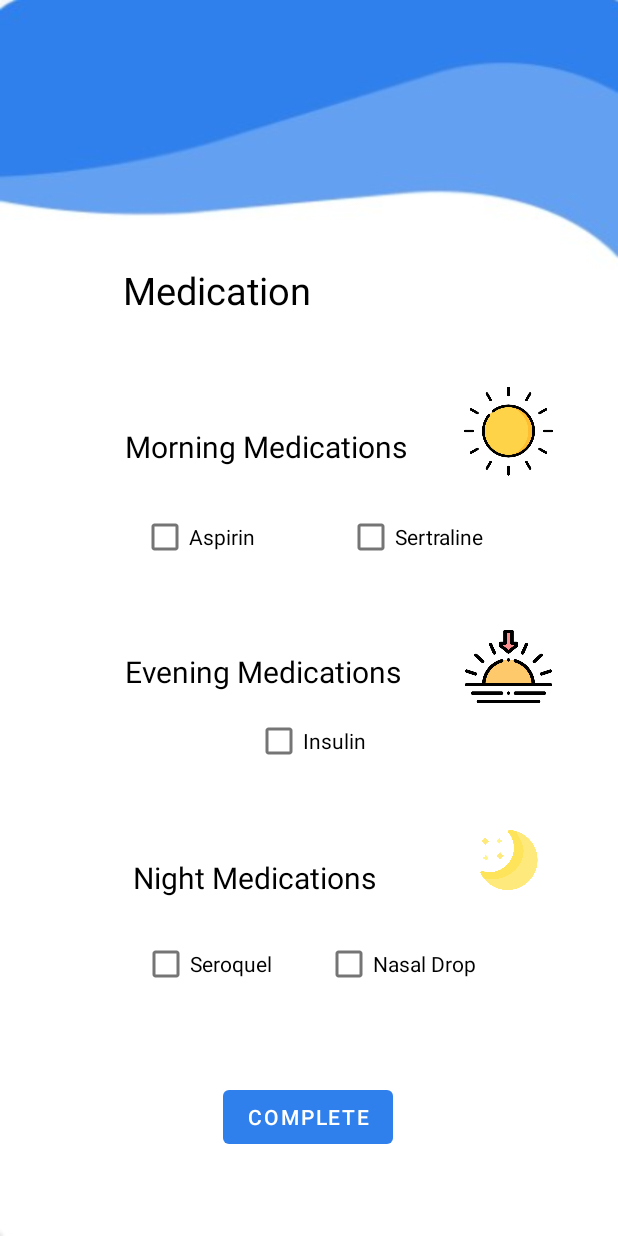
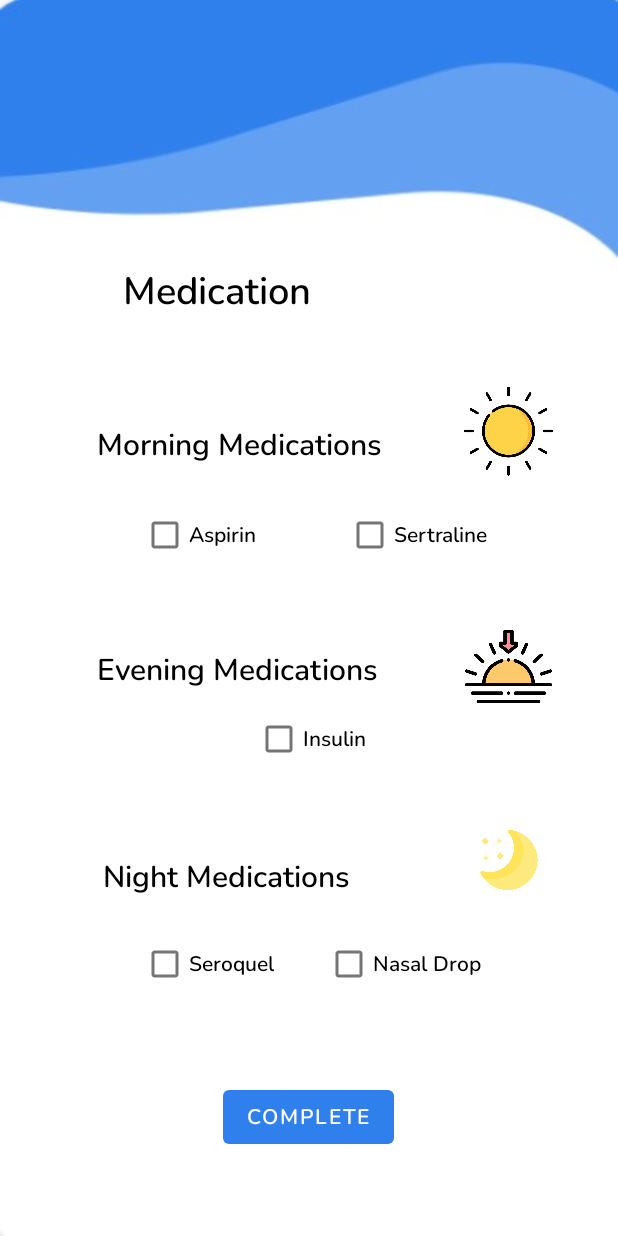
Before and after one commit to qyyao/Stormhacks2021, an Android app: the MedicationActivity screen opened directly, with no data from a screen before it, on a phone screen of 412 x 824 dp. Run offline under Robolectric (Android 15) with nearby library versions, the phone set to English and light mode, and no system bars; 1 statement that could not run was skipped.

Commit message:
changed fonts

```diff
--- a/app/src/main/res/layout/activity_medication.xml
+++ b/app/src/main/res/layout/activity_medication.xml
@@ -15,6 +15,7 @@
         android:textColor="#000000"
         android:textIsSelectable="false"
         android:textSize="25sp"
+        android:fontFamily="@font/nunito_semibold"
 
         app:layout_constraintBottom_toBottomOf="parent"
         app:layout_constraintEnd_toEndOf="parent"
@@ -28,6 +29,7 @@
         android:layout_width="wrap_content"
         android:layout_height="wrap_content"
         android:text="Sertraline"
+        android:fontFamily="@font/nunito_semibold"
         app:layout_constraintBottom_toTopOf="@+id/editTextTextPersonName3"
         app:layout_constraintEnd_toEndOf="parent"
         app:layout_constraintHorizontal_bias="0.409"
@@ -40,6 +42,7 @@
         android:layout_width="wrap_content"
         android:layout_height="wrap_content"
         android:text="Complete"
+        android:fontFamily="@font/nunito_semibold"
         app:backgroundTint="#2F80EC"
         app:layout_constraintBottom_toBottomOf="parent"
         app:layout_constraintEnd_toEndOf="parent"
@@ -53,6 +56,7 @@
         android:layout_width="wrap_content"
         android:layout_height="wrap_content"
         android:text="Nasal Drop"
+        android:fontFamily="@font/nunito_semibold"
         app:layout_constraintBottom_toTopOf="@+id/medication_submit_btn"
         app:layout_constraintEnd_toEndOf="parent"
         app:layout_constraintHorizontal_bias="0.273"
@@ -69,6 +73,7 @@
         android:text="Night Medications"
         android:textColor="#000000"
         android:textSize="20sp"
+        android:fontFamily="@font/nunito_semibold"
         app:layout_constraintBottom_toTopOf="@+id/medication_submit_btn"
         app:layout_constraintEnd_toEndOf="parent"
         app:layout_constraintHorizontal_bias="0.497"
@@ -82,6 +87,7 @@
         android:layout_height="wrap_content"
         android:ems="10"
         android:text="Morning Medications"
+        android:fontFamily="@font/nunito_semibold"
         android:textColor="#000000"
         android:textSize="20sp"
         app:layout_constraintBottom_toTopOf="@+id/editTextTextPersonName3"
@@ -96,6 +102,7 @@
         android:layout_width="wrap_content"
         android:layout_height="wrap_content"
         android:text="Seroquel"
+        android:fontFamily="@font/nunito_semibold"
         app:layout_constraintBottom_toTopOf="@+id/medication_submit_btn"
         app:layout_constraintEnd_toEndOf="parent"
         app:layout_constraintHorizontal_bias="0.291"
@@ -111,6 +118,7 @@
         android:text="Evening Medications"
         android:textColor="#000000"
         android:textSize="20sp"
+        android:fontFamily="@font/nunito_semibold"
         app:layout_constraintBottom_toTopOf="@+id/editTextTextPersonName2"
         app:layout_constraintEnd_toEndOf="parent"
         app:layout_constraintHorizontal_bias="0.468"
@@ -123,6 +131,7 @@
         android:layout_width="wrap_content"
         android:layout_height="wrap_content"
         android:text="Insulin"
+        android:fontFamily="@font/nunito_semibold"
         app:layout_constraintBottom_toTopOf="@+id/editTextTextPersonName2"
         app:layout_constraintEnd_toEndOf="parent"
         app:layout_constraintHorizontal_bias="0.502"
@@ -135,6 +144,7 @@
         android:layout_width="wrap_content"
         android:layout_height="wrap_content"
         android:text="Aspirin"
+        android:fontFamily="@font/nunito_semibold"
         app:layout_constraintBottom_toTopOf="@+id/editTextTextPersonName3"
         app:layout_constraintEnd_toEndOf="parent"
         app:layout_constraintHorizontal_bias="0.28"
--- a/app/src/main/res/layout/activity_senior_profile_page.xml
+++ b/app/src/main/res/layout/activity_senior_profile_page.xml
@@ -17,6 +17,7 @@
         android:layout_marginEnd="32dp"
         android:layout_marginRight="32dp"
         android:text="TextView"
+        android:fontFamily="@font/nunito_semibold"
         android:textColor="#FFFFFF"
         android:textSize="36sp"
         app:layout_constraintEnd_toEndOf="parent"
@@ -46,6 +47,7 @@
         android:layout_height="wrap_content"
         android:layout_marginTop="16dp"
         android:text="TextView"
+        android:fontFamily="@font/nunito_semibold"
         android:textColor="#000000"
         android:textSize="30sp"
         app:layout_constraintEnd_toEndOf="parent"
@@ -69,6 +71,7 @@
         android:layout_height="wrap_content"
         android:layout_marginTop="16dp"
         android:text="Medications"
+        android:fontFamily="@font/nunito_semibold"
         android:textColor="#000000"
         android:textSize="24sp"
         app:layout_constraintEnd_toStartOf="@+id/guideline_vert_80"
@@ -81,6 +84,7 @@
         android:layout_width="wrap_content"
         android:layout_height="wrap_content"
         android:text="Notifications:"
+        android:fontFamily="@font/nunito_semibold"
         android:textSize="24sp"
         app:layout_constraintEnd_toStartOf="@+id/guideline_vert_80"
         app:layout_constraintStart_toStartOf="@+id/guideline_vert_20"
--- a/app/src/main/res/layout/activity_senior_registration_page.xml
+++ b/app/src/main/res/layout/activity_senior_registration_page.xml
@@ -13,6 +13,7 @@
         android:layout_height="wrap_content"
         android:text="Enter your..."
         android:textSize="36sp"
+        android:fontFamily="@font/nunito_semibold"
         app:layout_constraintEnd_toEndOf="parent"
         app:layout_constraintHorizontal_bias="0.108"
         app:layout_constraintStart_toStartOf="parent"
@@ -27,6 +28,7 @@
         android:hint="First name"
         android:inputType="textPersonName"
         android:textSize="36sp"
+        android:fontFamily="@font/nunito_semibold"
         app:layout_constraintEnd_toEndOf="parent"
         app:layout_constraintHorizontal_bias="0.496"
         app:layout_constraintStart_toStartOf="parent"
@@ -40,6 +42,7 @@
         android:hint="Last name"
         android:inputType="textPersonName"
         android:textSize="36sp"
+        android:fontFamily="@font/nunito_semibold"
         app:layout_constraintBottom_toBottomOf="parent"
         app:layout_constraintEnd_toEndOf="parent"
         app:layout_constraintHorizontal_bias="0.496"
@@ -54,6 +57,7 @@
         android:text="SUBMIT"
         android:textSize="24sp"
         app:backgroundTint="#2F80EC"
+        android:fontFamily="@font/nunito_semibold"
         app:layout_constraintBottom_toBottomOf="parent"
         app:layout_constraintEnd_toEndOf="parent"
         app:layout_constraintHorizontal_bias="0.5"
@@ -74,6 +78,7 @@
         android:ems="10"
         android:inputType="number"
         android:maxLength="3"
+        android:fontFamily="@font/nunito_semibold"
         android:hint="Your age"
         android:textSize="36sp"
         app:layout_constraintBottom_toBottomOf="parent"
--- a/app/src/main/res/layout/medicine_object.xml
+++ b/app/src/main/res/layout/medicine_object.xml
@@ -22,6 +22,7 @@
         android:gravity="center_horizontal"
         android:text="TextView"
         android:textColor="#000000"
+        android:fontFamily="@font/nunito_semibold"
         android:textSize="12sp"
         app:layout_constraintEnd_toEndOf="parent"
         app:layout_constraintStart_toStartOf="parent"
--- a/app/src/main/res/layout/senior_item.xml
+++ b/app/src/main/res/layout/senior_item.xml
@@ -18,8 +18,10 @@
             android:layout_height="wrap_content"
             android:layout_marginStart="16dp"
             android:layout_marginLeft="16dp"
+            android:fontFamily="@font/nunito_semibold"
             android:paddingLeft="16dp"
             android:text="TextView"
+            android:textColor="#000000"
             android:textSize="24sp"
             app:layout_constraintBottom_toBottomOf="parent"
             app:layout_constraintStart_toEndOf="@+id/recycler_circle_img"
```
